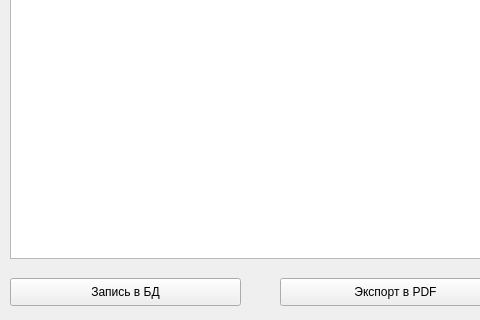
Qt form testing/res/finans.ui (ShawaCat/SUBD) before a commit; both pictures show x 0 to 480 and y 482 to 802 of the 789 by 802 pixel window.
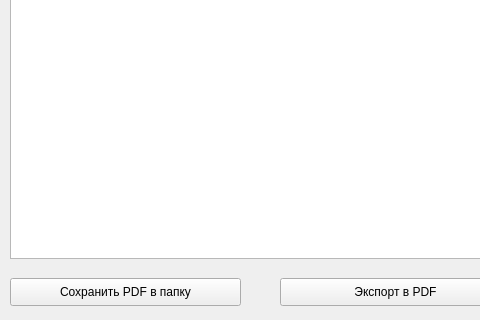
The same form after that commit.

Commit message: Export financing table as PDF from testing window

Diff of the .ui file:
```diff
--- a/testing/res/finans.ui
+++ b/testing/res/finans.ui
@@ -426,7 +426,7 @@
      </rect>
     </property>
     <property name="text">
-     <string>Запись в БД</string>
+     <string>Сохранить PDF в папку</string>
     </property>
    </widget>
    <widget class="QPushButton" name="cancel_2">
```
The commit also changes 3 other files.
